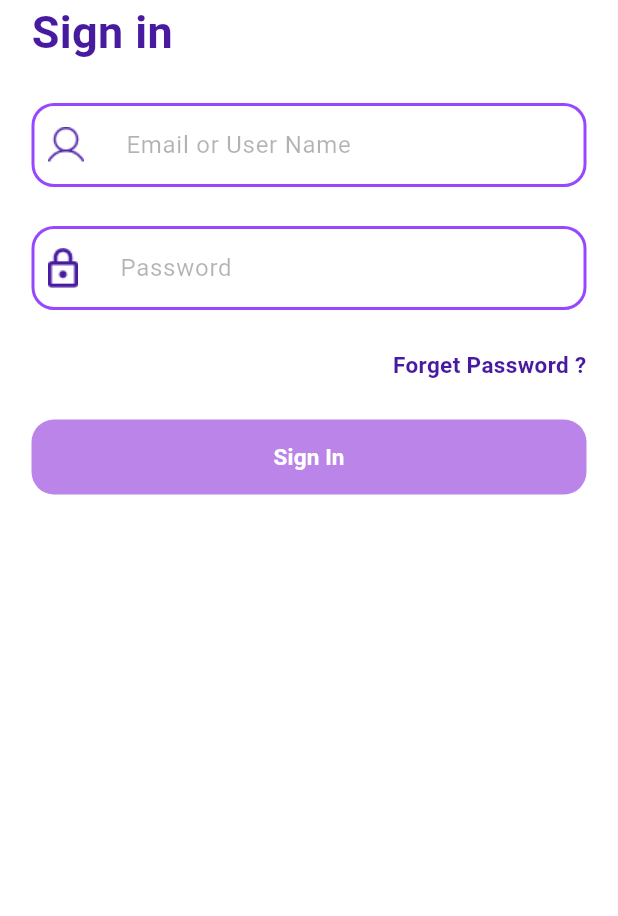
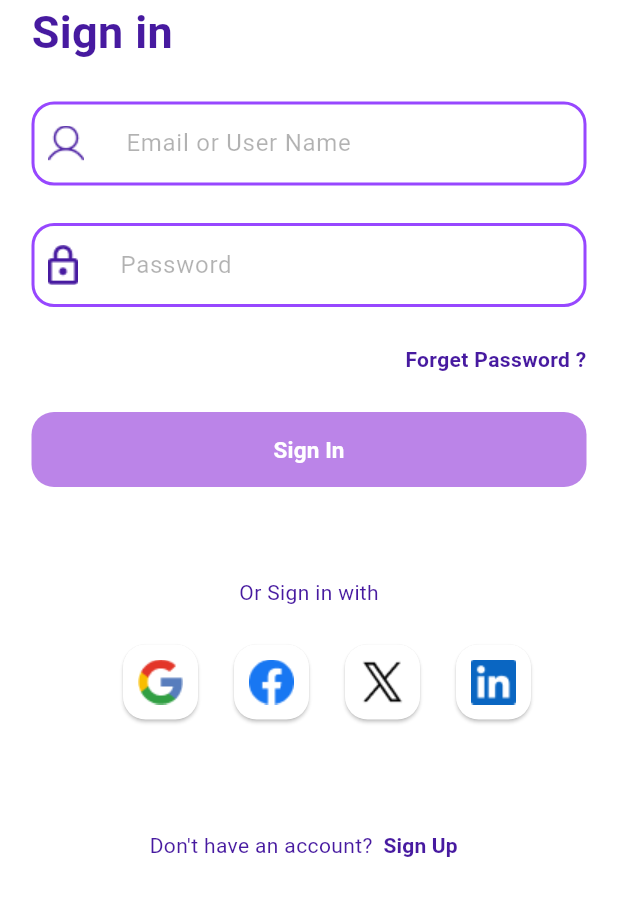
Before and after one commit to anhelinakruk/Simple-Mobile-App, a Flutter app: the screen it shows after launch, on a phone screen of 412 x 824 dp, the part 284-1200 px from its top. Run offline on Flutter 3.47's test engine with Material 3 defaults, Android fonts, the phone set to English and light mode, and no system bars.

Commit message:
added improvements

```diff
--- a/lib/main.dart
+++ b/lib/main.dart
@@ -2,9 +2,11 @@ import 'package:dsw53518/views/login/login_view.dart';
 import 'package:flutter/material.dart';
 
 void main() {
-  runApp(const MaterialApp(
-    title: 'Navigation Basics',
-    debugShowCheckedModeBanner: false,
-    home: LoginView(),
-  ));
+  runApp(
+    const MaterialApp(
+      title: 'Dsw53518',
+      debugShowCheckedModeBanner: false,
+      home: LoginView(),
+    ),
+  );
 }
--- a/lib/utils/my_colors.dart
+++ b/lib/utils/my_colors.dart
@@ -4,19 +4,19 @@ class MyColors {
   static final blackColor = HexColor('OEOEOE');
   static final whiteColor = HexColor('FFFFFF');
   static final purpleColor = HexColor('9747FF');
-  static final transparentBlack = Color.fromRGBO(0, 0, 0, 0.3);
+  static const transparentBlack = Color.fromRGBO(0, 0, 0, 0.3);
   static final darkPurpleColor = HexColor('471AA0');
   static final lightPurpleColor = HexColor('BB84E8');
 }
 
 class HexColor extends Color {
   static int _getColorFromHex(String hexColor) {
-    hexColor = hexColor.toUpperCase().replaceAll('#', '');
-    if (hexColor.length == 6) {
-      hexColor = 'FF$hexColor';
+    var colorString = hexColor.toUpperCase().replaceAll('#', '');
+    if (colorString.length == 6) {
+      colorString = 'FF$colorString';
     }
-    return int.parse(hexColor, radix: 16);
+    return int.parse(colorString, radix: 16);
   }
 
-  HexColor(final String hexColor) : super(_getColorFromHex(hexColor));
+  HexColor(String hexColor) : super(_getColorFromHex(hexColor));
 }
--- a/lib/utils/my_images.dart
+++ b/lib/utils/my_images.dart
@@ -3,4 +3,10 @@ class MyImages {
   static const logo = '$_assetsFolder/logo.png';
   static const person = '$_assetsFolder/person.png';
   static const locker = '$_assetsFolder/locker.png';
+  static const google = '$_assetsFolder/google.png';
+  static const facebook = '$_assetsFolder/facebook.png';
+  static const x = '$_assetsFolder/x.png';
+  static const linkedin = '$_assetsFolder/linkedin.png';
+  static const circles = '$_assetsFolder/circles.png';
+  static const arrowBack = '$_assetsFolder/arrow_back.png';
 }
--- a/lib/views/login/login_view.dart
+++ b/lib/views/login/login_view.dart
@@ -1,60 +1,22 @@
+import 'package:dsw53518/utils/my_colors.dart';
 import 'package:dsw53518/utils/my_images.dart';
+import 'package:dsw53518/views/widgets/basic_form_field.dart';
+import 'package:dsw53518/views/widgets/main_button.dart';
+import 'package:dsw53518/views/widgets/main_title.dart';
+import 'package:dsw53518/views/widgets/sign_prompt.dart';
+import 'package:dsw53518/views/widgets/social_media_box.dart';
 import 'package:flutter/material.dart';
 
-import '../../utils/my_colors.dart';
-import '../register/register_view.dart';
-
-class LoginView extends StatelessWidget {
+class LoginView extends StatefulWidget {
   const LoginView({super.key});
 
-  static const double _verticalPadding = 26.0;
-  static const double _inputBorderRadius = 15.0;
-  static const EdgeInsets _iconPadding = EdgeInsets.only(
-    left: 11,
-    top: 14,
-    bottom: 14,
-    right: 24,
-  );
+  static const double _verticalPadding = 25;
 
-  Widget _buildTextField({
-    required String labelText,
-    required String iconPath,
-    bool obscureText = false,
-  }) {
-    return TextFormField(
-      obscureText: obscureText,
-      decoration: InputDecoration(
-        border: OutlineInputBorder(
-          borderRadius: BorderRadius.circular(_inputBorderRadius),
-          borderSide: BorderSide(
-            color: MyColors.purpleColor,
-            width: 2,
-          ),
-        ),
-        focusedBorder: OutlineInputBorder(
-          borderRadius: BorderRadius.circular(_inputBorderRadius),
-          borderSide: BorderSide(
-            color: MyColors.purpleColor,
-            width: 2.0,
-          ),
-        ),
-        enabledBorder: OutlineInputBorder(
-          borderRadius: BorderRadius.circular(_inputBorderRadius),
-          borderSide: BorderSide(
-            color: MyColors.purpleColor,
-            width: 2.0,
-          ),
-        ),
-        labelText: labelText,
-        labelStyle: TextStyle(color: MyColors.transparentBlack),
-        prefixIcon: Padding(
-          padding: _iconPadding,
-          child: Image.asset(iconPath),
-        ),
-      ),
-    );
+  @override
+  State<LoginView> createState() => _LoginViewState();
 }
 
+class _LoginViewState extends State<LoginView> {
   @override
   Widget build(BuildContext context) {
     return Scaffold(
@@ -64,77 +26,76 @@ class LoginView extends StatelessWidget {
           padding: const EdgeInsets.symmetric(horizontal: 21, vertical: 40),
           width: double.infinity,
           child: Column(
-            crossAxisAlignment: CrossAxisAlignment.center,
             children: [
               const SizedBox(height: 20),
               Image.asset(MyImages.logo),
-              Align(
+              const Align(
                 alignment: Alignment.centerLeft,
-                child: Text(
-                  'Sign in',
-                  style: TextStyle(
-                    fontSize: 30,
-                    fontWeight: FontWeight.w700,
-                    color: MyColors.darkPurpleColor,
+                child: MainTitle(title: 'Sign in'),
               ),
-                ),
-              ),
-              const SizedBox(height: _verticalPadding),
-              _buildTextField(
+              const SizedBox(height: LoginView._verticalPadding),
+              const BasicFormField(
                 labelText: 'Email or User Name',
                 iconPath: MyImages.person,
               ),
-              const SizedBox(height: _verticalPadding),
-              _buildTextField(
+              const SizedBox(height: LoginView._verticalPadding),
+              const BasicFormField(
                 labelText: 'Password',
                 iconPath: MyImages.locker,
                 obscureText: true,
               ),
-              const SizedBox(height: _verticalPadding),
+              const SizedBox(height: LoginView._verticalPadding),
               Align(
                 alignment: Alignment.topRight,
                 child: GestureDetector(
-                  onTap: () => print('Forgot Password clicked'),
+                  onTap: () => debugPrint('Forgot Password clicked'),
                   child: Text(
                     'Forget Password ?',
                     style: TextStyle(
                       color: MyColors.darkPurpleColor,
-                      fontSize: 15.0,
                       fontWeight: FontWeight.w700,
                     ),
                   ),
                 ),
               ),
-              const SizedBox(height: _verticalPadding),
+              const SizedBox(height: LoginView._verticalPadding),
               SizedBox(
                 width: double.infinity,
                 height: 50,
-                child: FilledButton(
-                  style: FilledButton.styleFrom(
-                    backgroundColor: MyColors.lightPurpleColor,
-                    shape: RoundedRectangleBorder(
-                      borderRadius: BorderRadius.circular(_inputBorderRadius),
+                child: MainButton(
+                  onPressed: () {},
+                  buttonText: 'Sign In',
                 ),
               ),
-                  onPressed: () {
-                    Navigator.push(
-                      context,
-                      MaterialPageRoute(
-                        builder: (context) => const RegisterView(),
+              const SizedBox(
+                height: 60,
               ),
-                    );
-                  },
-                  child: Text(
-                    'Sign In', // Corrected the typo
+              Text(
+                'Or Sign in with',
                 style: TextStyle(
-                      color: MyColors.whiteColor,
-                      fontSize: 15.0,
-                      fontWeight: FontWeight.w700,
+                  color: MyColors.darkPurpleColor,
+                  fontWeight: FontWeight.w400,
                 ),
               ),
+              const SizedBox(height: LoginView._verticalPadding),
+              const Row(
+                mainAxisAlignment: MainAxisAlignment.center,
+                children: [
+                  SizedBox(width: 24),
+                  SocialMediaBox(imagePath: MyImages.google),
+                  SizedBox(width: 24),
+                  SocialMediaBox(imagePath: MyImages.facebook),
+                  SizedBox(width: 24),
+                  SocialMediaBox(imagePath: MyImages.x),
+                  SizedBox(width: 24),
+                  SocialMediaBox(imagePath: MyImages.linkedin),
+                ],
               ),
+              const SizedBox(height: 60),
+              const SignPrompt(
+                promptText: "Don't have an account?",
+                buttonText: 'Sign Up',
               ),
-              const SizedBox(height: _verticalPadding),
             ],
           ),
         ),
--- a/lib/views/register/register_view.dart
+++ b/lib/views/register/register_view.dart
@@ -1,3 +1,5 @@
+import 'package:dsw53518/utils/my_images.dart';
+import 'package:dsw53518/views/widgets/main_title.dart';
 import 'package:flutter/material.dart';
 
 class RegisterView extends StatelessWidget {
@@ -8,11 +10,44 @@ class RegisterView extends StatelessWidget {
     return SafeArea(
       child: Scaffold(
         body: Center(
-          child: ElevatedButton(
-            onPressed: () {
-              Navigator.pop(context);
-            },
-            child: const Text('Go back!'),
+          child: Stack(
+            children: [
+              Align(
+                alignment: Alignment.topRight,
+                child: Image.asset(MyImages.circles),
+              ),
+              Align(
+                alignment: Alignment.topLeft,
+                child: ElevatedButton(
+                  onPressed: () {
+                    Navigator.pop(context);
+                  },
+                  style: ElevatedButton.styleFrom(
+                    minimumSize: Size.zero,
+                    padding: EdgeInsets.zero,
+                  ),
+                  child: Row(
+                    children: [
+                      Image.asset(MyImages.arrowBack),
+                      const Text('Back'),
+                    ],
+                  ),
+                ),
+              ),
+              Container(
+                padding:
+                    const EdgeInsets.symmetric(horizontal: 21, vertical: 40),
+                width: double.infinity,
+                child: const Column(
+                  children: [
+                    Align(
+                      alignment: Alignment.centerLeft,
+                      child: MainTitle(title: 'Sign up'),
+                    ),
+                  ],
+                ),
+              ),
+            ],
           ),
         ),
       ),
--- /dev/null
+++ b/lib/views/widgets/basic_form_field.dart
@@ -0,0 +1,61 @@
+import 'package:dsw53518/utils/my_colors.dart';
+import 'package:flutter/material.dart';
+
+class BasicFormField extends StatelessWidget {
+  static const double _inputBorderRadius = 15;
+  static const EdgeInsets _iconPadding = EdgeInsets.only(
+    left: 11,
+    top: 14,
+    bottom: 14,
+    right: 24,
+  );
+
+  const BasicFormField({
+    required this.labelText,
+    required this.iconPath,
+    this.validator,
+    this.obscureText = false,
+    super.key,
+  });
+
+  final String? Function(String?)? validator;
+  final String labelText;
+  final String iconPath;
+  final bool obscureText;
+  @override
+  Widget build(BuildContext context) {
+    return TextFormField(
+      obscureText: obscureText,
+      validator: validator,
+      decoration: InputDecoration(
+        border: OutlineInputBorder(
+          borderRadius: BorderRadius.circular(_inputBorderRadius),
+          borderSide: BorderSide(
+            color: MyColors.purpleColor,
+            width: 2,
+          ),
+        ),
+        focusedBorder: OutlineInputBorder(
+          borderRadius: BorderRadius.circular(_inputBorderRadius),
+          borderSide: BorderSide(
+            color: MyColors.purpleColor,
+            width: 2,
+          ),
+        ),
+        enabledBorder: OutlineInputBorder(
+          borderRadius: BorderRadius.circular(_inputBorderRadius),
+          borderSide: BorderSide(
+            color: MyColors.purpleColor,
+            width: 2,
+          ),
+        ),
+        labelText: labelText,
+        labelStyle: const TextStyle(color: MyColors.transparentBlack),
+        prefixIcon: Padding(
+          padding: _iconPadding,
+          child: Image.asset(iconPath),
+        ),
+      ),
+    );
+  }
+}
--- /dev/null
+++ b/lib/views/widgets/main_button.dart
@@ -0,0 +1,34 @@
+import 'package:dsw53518/utils/my_colors.dart';
+import 'package:flutter/material.dart';
+
+class MainButton extends StatelessWidget {
+  const MainButton({
+    required this.onPressed,
+    required this.buttonText,
+    super.key,
+  });
+
+  final VoidCallback onPressed;
+  final String buttonText;
+
+  @override
+  Widget build(BuildContext context) {
+    return FilledButton(
+      style: FilledButton.styleFrom(
+        backgroundColor: MyColors.lightPurpleColor,
+        shape: RoundedRectangleBorder(
+          borderRadius: BorderRadius.circular(15),
+        ),
+      ),
+      onPressed: onPressed,
+      child: Text(
+        buttonText,
+        style: TextStyle(
+          color: MyColors.whiteColor,
+          fontSize: 15,
+          fontWeight: FontWeight.w700,
+        ),
+      ),
+    );
+  }
+}
--- /dev/null
+++ b/lib/views/widgets/main_title.dart
@@ -0,0 +1,19 @@
+import 'package:dsw53518/utils/my_colors.dart';
+import 'package:flutter/material.dart';
+
+class MainTitle extends StatelessWidget {
+  const MainTitle({required this.title, super.key});
+
+  final String title;
+  @override
+  Widget build(BuildContext context) {
+    return Text(
+      title,
+      style: TextStyle(
+        fontSize: 30,
+        fontWeight: FontWeight.w700,
+        color: MyColors.darkPurpleColor,
+      ),
+    );
+  }
+}
--- /dev/null
+++ b/lib/views/widgets/sign_prompt.dart
@@ -0,0 +1,49 @@
+import 'package:dsw53518/utils/my_colors.dart';
+import 'package:dsw53518/views/register/register_view.dart';
+import 'package:flutter/material.dart';
+
+class SignPrompt extends StatelessWidget {
+  final String promptText;
+  final String buttonText;
+
+  const SignPrompt({
+    required this.promptText,
+    required this.buttonText,
+    super.key,
+  });
+
+  @override
+  Widget build(BuildContext context) {
+    return Row(
+      mainAxisAlignment: MainAxisAlignment.center,
+      children: [
+        Text(
+          promptText,
+          style: TextStyle(
+            color: MyColors.darkPurpleColor,
+          ),
+        ),
+        TextButton(
+          style: TextButton.styleFrom(
+            padding: EdgeInsets.zero,
+          ),
+          onPressed: () {
+            Navigator.push(
+              context,
+              MaterialPageRoute<void>(
+                builder: (context) => const RegisterView(),
+              ),
+            );
+          },
+          child: Text(
+            buttonText,
+            style: TextStyle(
+              color: MyColors.darkPurpleColor,
+              fontWeight: FontWeight.w700,
+            ),
+          ),
+        ),
+      ],
+    );
+  }
+}
--- /dev/null
+++ b/lib/views/widgets/social_media_box.dart
@@ -0,0 +1,32 @@
+import 'package:dsw53518/utils/my_colors.dart';
+import 'package:flutter/material.dart';
+
+class SocialMediaBox extends StatelessWidget {
+  const SocialMediaBox({required this.imagePath, super.key});
+
+  final String imagePath;
+  @override
+  Widget build(BuildContext context) {
+    const buttonSize = 50.0;
+    const iconSize = 30.0;
+
+    return ElevatedButton(
+      onPressed: () {
+        debugPrint('Google');
+      },
+      style: ElevatedButton.styleFrom(
+        backgroundColor: MyColors.whiteColor,
+        minimumSize: const Size(buttonSize, buttonSize),
+        padding: EdgeInsets.zero,
+        shape: RoundedRectangleBorder(
+          borderRadius: BorderRadius.circular(15),
+        ),
+      ),
+      child: Image.asset(
+        imagePath,
+        width: iconSize,
+        height: iconSize,
+      ),
+    );
+  }
+}
```
Also changed, not shown: analysis_options.yaml (+7 -9 lines), pubspec.yaml (+4 -5 lines), assets/images/arrow_back.png (added), assets/images/circles.png (added), assets/images/facebook.png (added), assets/images/google.png (added), assets/images/linkedin.png (added), assets/images/x.png (added), pubspec.lock, 1 other file. Lines whose indentation alone changed are shown as unchanged.
